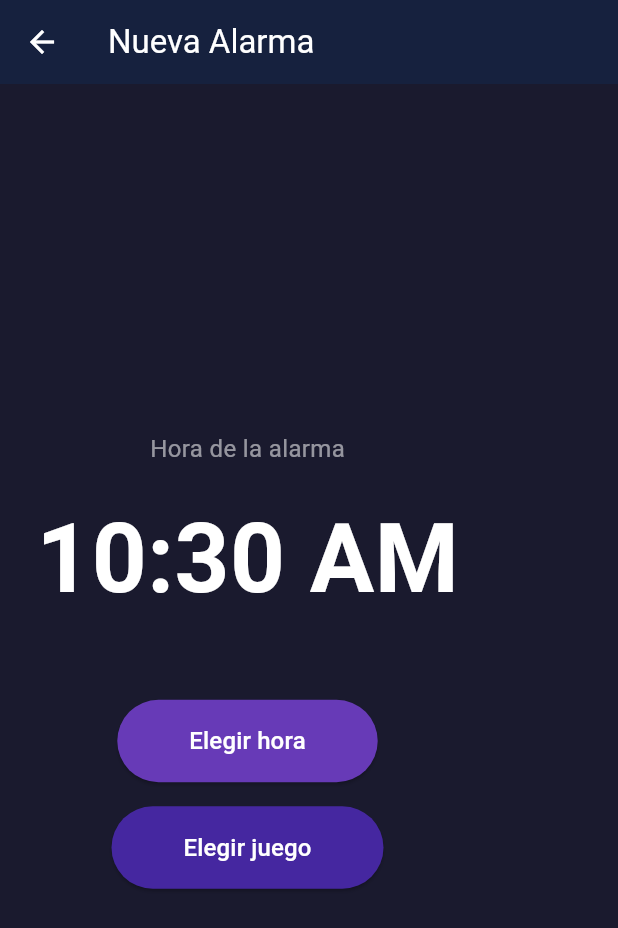
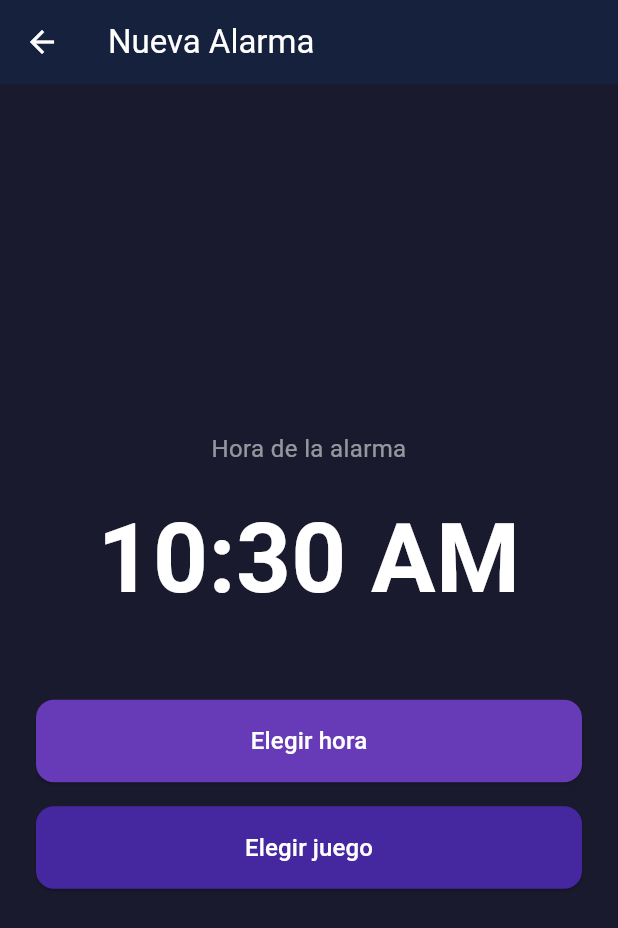
Before and after one commit to AxelMejias/App-celu, a Flutter app: the screen it shows after launch, after a tap on the "add" icon, on a phone screen of 412 x 824 dp. Shown: the top 928 px of the screen. Run offline on Flutter 3.47's test engine with Material 3 defaults, Android fonts, the phone set to English and light mode, and no system bars.

Commit message:
feat: add alarm ring, quiz, and success screens with answer button widget

```diff
--- a/lib/app.dart
+++ b/lib/app.dart
@@ -3,6 +3,9 @@ import 'theme/app_theme.dart';
 import 'screens/home_screen.dart';
 import 'screens/create_alarm_screen.dart';
 import 'screens/select_game_screen.dart';
+import 'screens/alarm_ring_screen.dart';
+import 'screens/quiz_screen.dart';
+import 'screens/success_screen.dart';
 
 class App extends StatelessWidget {
   const App({super.key});
@@ -10,6 +13,9 @@ class App extends StatelessWidget {
   static const String home = '/';
   static const String createAlarm = '/create-alarm';
   static const String selectGame = '/select-game';
+  static const String alarmRing = '/alarm-ring';
+  static const String quiz = '/quiz';
+  static const String success = '/success';
 
   @override
   Widget build(BuildContext context) {
@@ -29,6 +35,9 @@ class App extends StatelessWidget {
         home: (context) => const HomeScreen(),
         createAlarm: (context) => const CreateAlarmScreen(),
         selectGame: (context) => const SelectGameScreen(),
+        alarmRing: (context) => const AlarmRingScreen(),
+        quiz: (context) => const QuizScreen(),
+        success: (context) => const SuccessScreen(),
       },
     );
   }
--- a/lib/screens/create_alarm_screen.dart
+++ b/lib/screens/create_alarm_screen.dart
@@ -48,9 +48,11 @@ class _CreateAlarmScreenState extends State<CreateAlarmScreen> {
         padding: const EdgeInsets.all(24.0),
         child: Column(
           mainAxisAlignment: MainAxisAlignment.center,
+          crossAxisAlignment: CrossAxisAlignment.center,
           children: [
             const Text(
               'Hora de la alarma',
+              textAlign: TextAlign.center,
               style: TextStyle(color: Colors.white54, fontSize: 16),
             ),
             const SizedBox(height: 16),
@@ -58,6 +60,7 @@ class _CreateAlarmScreenState extends State<CreateAlarmScreen> {
               onTap: _pickTime,
               child: Text(
                 _selectedTime.format(context),
+                textAlign: TextAlign.center,
                 style: const TextStyle(
                   color: Colors.white,
                   fontSize: 64,
@@ -66,27 +69,35 @@ class _CreateAlarmScreenState extends State<CreateAlarmScreen> {
               ),
             ),
             const SizedBox(height: 48),
-            ElevatedButton(
+            SizedBox(
+              width: double.infinity,
+              child: ElevatedButton(
                 onPressed: _pickTime,
                 style: ElevatedButton.styleFrom(
                   backgroundColor: Colors.deepPurple,
-                padding: const EdgeInsets.symmetric(horizontal: 48, vertical: 16),
+                  padding: const EdgeInsets.symmetric(vertical: 16),
+                  shape: RoundedRectangleBorder(borderRadius: BorderRadius.circular(12)),
                 ),
                 child: const Text(
                   'Elegir hora',
                   style: TextStyle(color: Colors.white, fontSize: 16),
                 ),
               ),
+            ),
             const SizedBox(height: 16),
-            ElevatedButton(
+            SizedBox(
+              width: double.infinity,
+              child: ElevatedButton(
                 onPressed: _pickGame,
                 style: ElevatedButton.styleFrom(
                   backgroundColor: Colors.deepPurple.shade800,
-                padding: const EdgeInsets.symmetric(horizontal: 48, vertical: 16),
+                  padding: const EdgeInsets.symmetric(vertical: 16),
+                  shape: RoundedRectangleBorder(borderRadius: BorderRadius.circular(12)),
                 ),
                 child: Text(
                   _selectedGame,
                   style: const TextStyle(color: Colors.white, fontSize: 16),
+                ),
               ),
             ),
           ],
--- a/lib/screens/home_screen.dart
+++ b/lib/screens/home_screen.dart
@@ -18,23 +18,38 @@ class HomeScreen extends StatelessWidget {
           ),
         ),
       ),
-      body: const Center(
-        child: Text(
-          'No hay alarmas todavía.\nPresioná + para crear una.',
-          textAlign: TextAlign.center,
-          style: TextStyle(
-            color: Colors.white54,
-            fontSize: 16,
-          ),
+      body: Center(
+        child: Column(
+          mainAxisAlignment: MainAxisAlignment.center,
+          children: [
+            const Text(
+              'No hay alarmas todavía.\nPresioná + para crear una.',
+              textAlign: TextAlign.center,
+              style: TextStyle(color: Colors.white54, fontSize: 16),
+            ),
+            const SizedBox(height: 32),
+            // TODO(C-07): remove this test button when real alarms are wired up
+            OutlinedButton.icon(
+              onPressed: () => Navigator.pushNamed(context, '/alarm-ring'),
+              icon: const Icon(Icons.play_arrow, color: Colors.deepPurpleAccent),
+              label: const Text(
+                'Probar flujo',
+                style: TextStyle(color: Colors.deepPurpleAccent),
+              ),
+              style: OutlinedButton.styleFrom(
+                side: const BorderSide(color: Colors.deepPurpleAccent),
+              ),
+            ),
+          ],
         ),
       ),
       floatingActionButton: FloatingActionButton(
         onPressed: () {
           Navigator.push(
             context,
-          MaterialPageRoute(builder: (context) => const CreateAlarmScreen()),
+            MaterialPageRoute(builder: (context) => const CreateAlarmScreen()),
           );
-          },
+        },
         backgroundColor: Colors.deepPurple,
         child: const Icon(Icons.add, color: Colors.white),
       ),
```
Also changed, not shown: lib/screens/alarm_ring_screen.dart (added, +73 -0 lines), lib/screens/quiz_screen.dart (added, +119 -0 lines), lib/screens/success_screen.dart (added, +56 -0 lines), lib/widgets/answer_button.dart (added, +36 -0 lines), 3 other files. Lines whose indentation alone changed are shown as unchanged.
